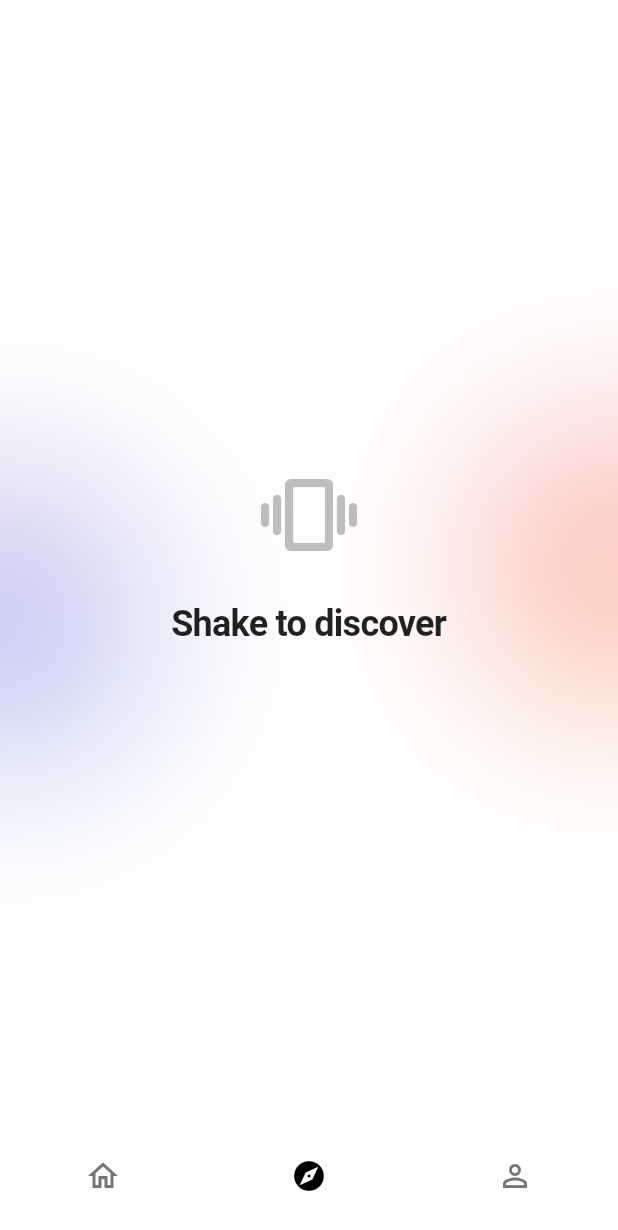
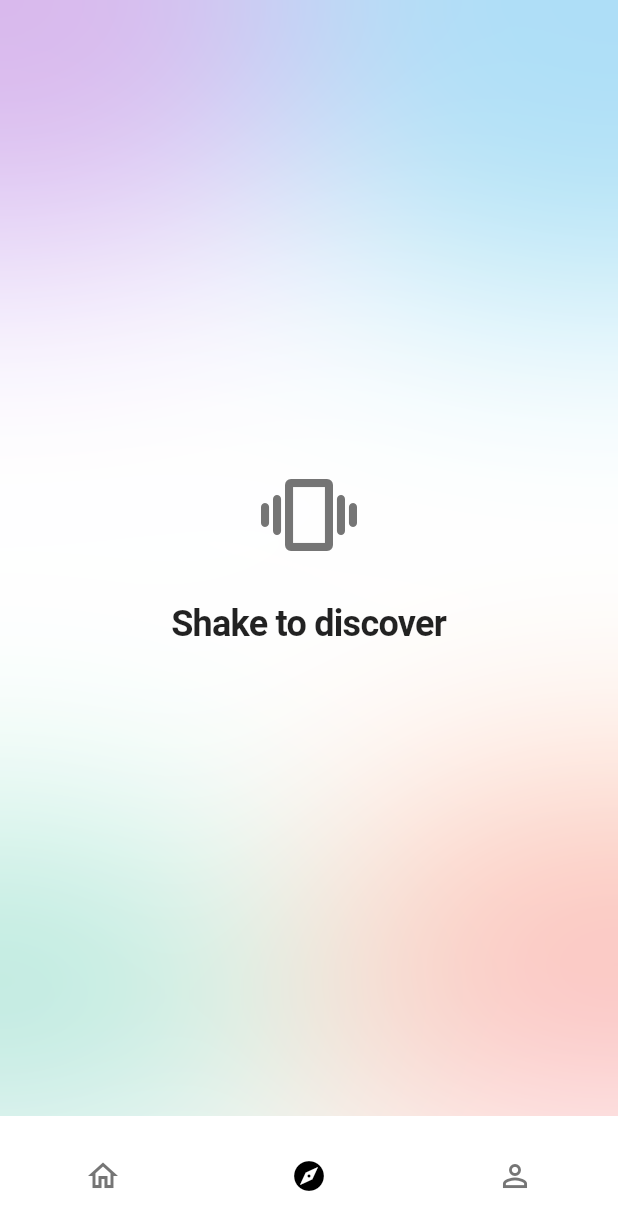
Before and after one commit to jaanque/appdecinejan, a Flutter app: the screen it shows after launch, item 2 of the bottom bar chosen, on a phone screen of 412 x 824 dp. Shown: the top 1230 px of the screen. Run offline on Flutter 3.47's test engine with Material 3 defaults, Android fonts, the phone set to English and light mode, and no system bars; our stand-ins replace flutter_dotenv, palette_generator, shared_preferences, supabase_flutter; accounts and stored records are empty.

Commit message:
Enhance ExploreScreen aura to cover full frame
- Updated ExploreScreen to include 4 independent animated gradient orbs, one in each corner (Top-Left, Top-Right, Bottom-Left, Bottom-Right).
- Adjusted animations to create a continuous, undulating colorful border around the entire screen frame.
- Retained the 'Shake to discover' functionality and minimalist design.

```diff
--- a/lib/screens/explore_screen.dart
+++ b/lib/screens/explore_screen.dart
@@ -21,7 +21,7 @@ class _ExploreScreenState extends State<ExploreScreen> with SingleTickerProvider
   void _initController() {
     _controller = AnimationController(
       vsync: this,
-      duration: const Duration(seconds: 4),
+      duration: const Duration(seconds: 6),
     )..repeat(reverse: true);
   }
 
@@ -31,75 +31,108 @@ class _ExploreScreenState extends State<ExploreScreen> with SingleTickerProvider
     super.dispose();
   }
 
+  Widget _buildAnimatedOrb({
+    required Animation<double> animation,
+    required Alignment alignment,
+    required List<Color> colors,
+    required double offsetMultiplier,
+    bool isVerticalMovement = true,
+  }) {
+    return AnimatedBuilder(
+      animation: animation,
+      builder: (context, child) {
+        final double value = sin(animation.value * 2 * pi + offsetMultiplier);
+        final double offset = value * 30; // Movement range
+
+        double? top, bottom, left, right;
+
+        // Base positions based on alignment
+        if (alignment == Alignment.topLeft) {
+          top = -100 + (isVerticalMovement ? offset : 0);
+          left = -100 + (!isVerticalMovement ? offset : 0);
+        } else if (alignment == Alignment.topRight) {
+          top = -100 + (isVerticalMovement ? offset : 0);
+          right = -100 + (!isVerticalMovement ? offset : 0);
+        } else if (alignment == Alignment.bottomLeft) {
+          bottom = -100 + (isVerticalMovement ? offset : 0);
+          left = -100 + (!isVerticalMovement ? offset : 0);
+        } else if (alignment == Alignment.bottomRight) {
+          bottom = -100 + (isVerticalMovement ? offset : 0);
+          right = -100 + (!isVerticalMovement ? offset : 0);
+        }
+
+        return Positioned(
+          top: top,
+          bottom: bottom,
+          left: left,
+          right: right,
+          child: Container(
+            width: 300,
+            height: 300,
+            decoration: BoxDecoration(
+              shape: BoxShape.circle,
+              gradient: RadialGradient(
+                colors: colors.map((c) => c.withOpacity(0.5)).toList(),
+                center: Alignment.center,
+                radius: 0.6,
+              ),
+            ),
+          ),
+        );
+      },
+    );
+  }
+
   @override
   Widget build(BuildContext context) {
-    // Ensure controller is initialized (handles hot reload case)
-    if (_controller == null) {
-      _initController();
-    }
+    if (_controller == null) _initController();
 
     return Scaffold(
       backgroundColor: Colors.white,
       body: Stack(
         children: [
-          // Dynamic Aura - Left Side
-          AnimatedBuilder(
+          // Top Left - Purple/Blue
+          _buildAnimatedOrb(
             animation: _controller!,
-            builder: (context, child) {
-              return Positioned(
-                top: MediaQuery.of(context).size.height * 0.2 + (sin(_controller!.value * 2 * pi) * 50),
-                left: -100,
-                child: Container(
-                  width: 200,
-                  height: 400,
-                  decoration: BoxDecoration(
-                    shape: BoxShape.circle,
-                    gradient: LinearGradient(
-                      colors: [
-                        Colors.purple.withOpacity(0.4),
-                        Colors.blue.withOpacity(0.4),
-                      ],
-                      begin: Alignment.topLeft,
-                      end: Alignment.bottomRight,
-                    ),
-                  ),
-                ),
-              );
-            },
+            alignment: Alignment.topLeft,
+            colors: [Colors.purple, Colors.deepPurpleAccent],
+            offsetMultiplier: 0,
+            isVerticalMovement: true,
           ),
 
-          // Dynamic Aura - Right Side
-          AnimatedBuilder(
+          // Top Right - Blue/Cyan
+          _buildAnimatedOrb(
             animation: _controller!,
-            builder: (context, child) {
-              return Positioned(
-                bottom: MediaQuery.of(context).size.height * 0.2 + (cos(_controller!.value * 2 * pi) * 50),
-                right: -100,
-                child: Container(
-                  width: 200,
-                  height: 400,
-                  decoration: BoxDecoration(
-                    shape: BoxShape.circle,
-                    gradient: LinearGradient(
-                      colors: [
-                        Colors.pink.withOpacity(0.4),
-                        Colors.orange.withOpacity(0.4),
-                      ],
-                      begin: Alignment.topLeft,
-                      end: Alignment.bottomRight,
-                    ),
-                  ),
-                ),
-              );
-            },
+            alignment: Alignment.topRight,
+            colors: [Colors.blue, Colors.cyan],
+            offsetMultiplier: pi / 2,
+            isVerticalMovement: false, // Move horizontally
           ),
 
-          // Blur Overlay
+          // Bottom Right - Pink/Orange
+          _buildAnimatedOrb(
+            animation: _controller!,
+            alignment: Alignment.bottomRight,
+            colors: [Colors.pink, Colors.orange],
+            offsetMultiplier: pi,
+            isVerticalMovement: true,
+          ),
+
+          // Bottom Left - Teal/Green
+          _buildAnimatedOrb(
+            animation: _controller!,
+            alignment: Alignment.bottomLeft,
+            colors: [Colors.teal, Colors.greenAccent],
+            offsetMultiplier: 3 * pi / 2,
+            isVerticalMovement: false, // Move horizontally
+          ),
+
+          // Heavy Blur to blend everything into a frame aura
           Positioned.fill(
             child: BackdropFilter(
-              filter: ImageFilter.blur(sigmaX: 60, sigmaY: 60),
+              filter: ImageFilter.blur(sigmaX: 80, sigmaY: 80),
               child: Container(
-                color: Colors.white.withOpacity(0.1),
+                color: Colors.white.withOpacity(0.3),
               ),
             ),
           ),
@@ -110,9 +143,9 @@ class _ExploreScreenState extends State<ExploreScreen> with SingleTickerProvider
               mainAxisAlignment: MainAxisAlignment.center,
               children: [
                 Icon(
-                  Icons.vibration_rounded, // Shake/Phone icon
+                  Icons.vibration_rounded,
                   size: 64,
-                  color: Colors.grey.shade400,
+                  color: Colors.grey.shade600,
                 ),
                 const SizedBox(height: 24),
                 const Text(
```
